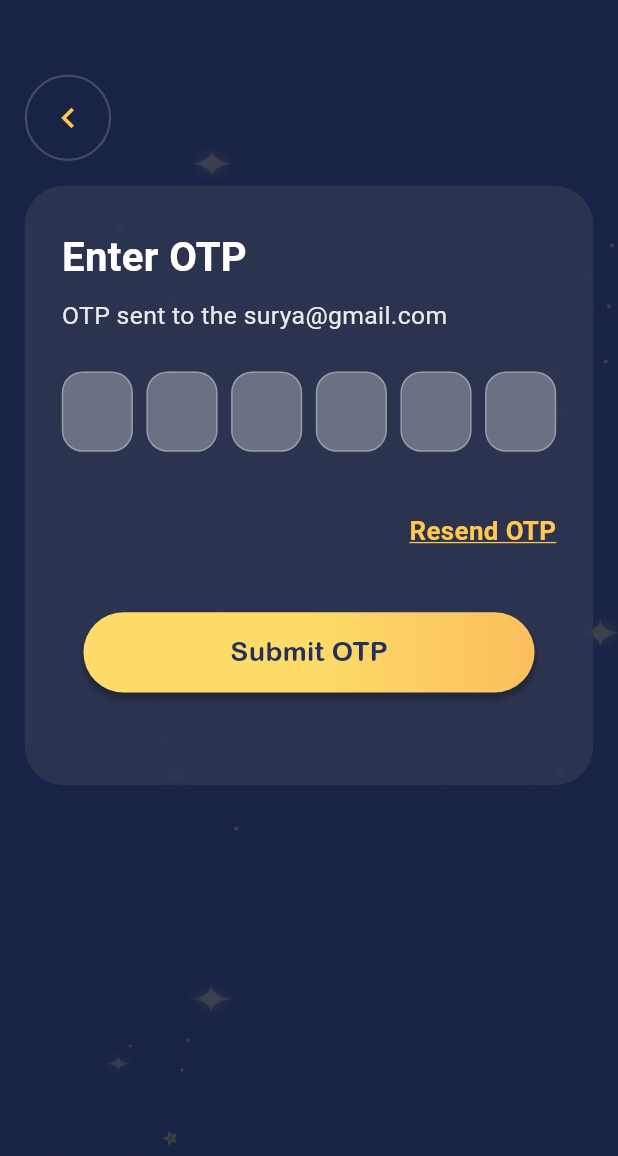
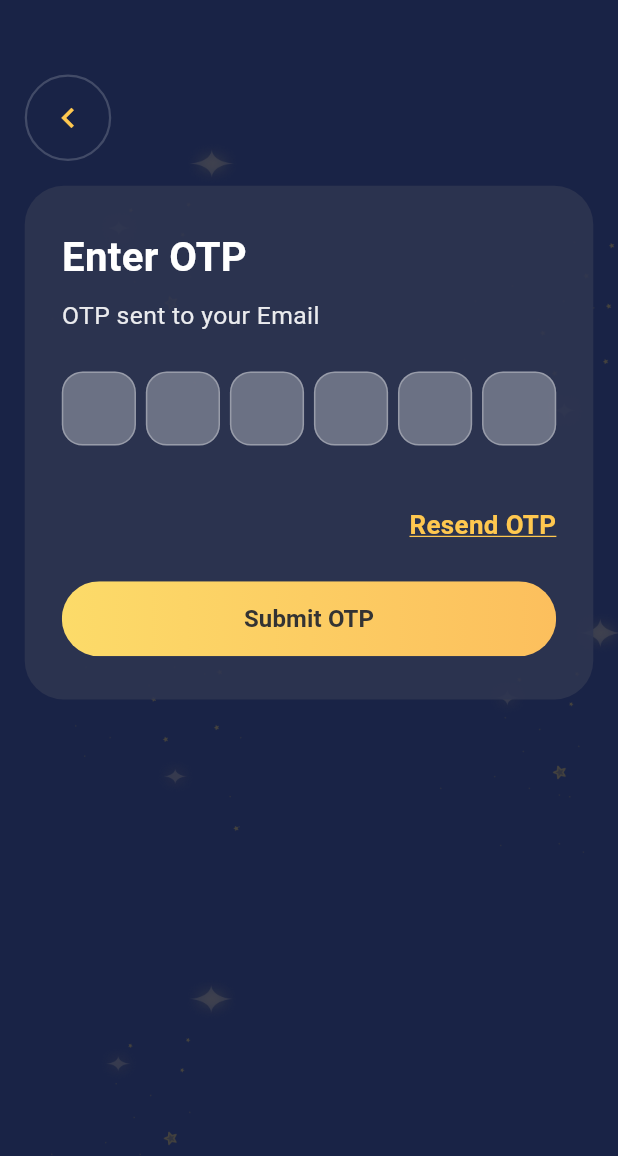
Before and after one commit to Vikranth1831/story_hug, a Flutter app: the OtpScreen screen opened by its route, on a phone screen of 412 x 824 dp, the part 80-1236 px from its top. Run offline on Flutter 3.47's test engine with Material 3 defaults, Android fonts, the phone set to English and light mode, and no system bars; drawn by our look-alikes of pin_code_fields; our stand-ins replace cached_network_image, connectivity_plus, dio, dotted_border, equatable, firebase_core and 13 more; missing offline and left inert: flutter_sound, razorpay_flutter; accounts and stored records are empty; Roboto replaces fonts that are missing (segeo); project files that could hold a hidden picture were left out.

Commit message:
committed by varun at office 27-11-2025 4:06 PM

```diff
--- a/lib/app_routes/app_pages.dart
+++ b/lib/app_routes/app_pages.dart
@@ -21,7 +21,7 @@ import '../pages/recording_voice/recording_voice.dart';
 import '../pages/recording_voice/save_voice.dart';
 import '../pages/recording_voice/start_recording_voice.dart';
 import '../pages/splash_screen.dart';
-import '../pages/verify_email.dart';
+import '../pages/Authentication/verify_email.dart';
 import 'app_routes.dart';
 
 class AppRoutes {
--- a/lib/app_routes/router.dart
+++ b/lib/app_routes/router.dart
@@ -23,7 +23,7 @@ import 'package:story_hug/pages/Section1/SubCategory.dart';
 import 'package:story_hug/pages/Section1/Home.dart';
 
 import 'package:story_hug/pages/splash_screen.dart';
-import 'package:story_hug/pages/verify_email.dart';
+import 'package:story_hug/pages/Authentication/verify_email.dart';
 import 'package:story_hug/pages/Section1/PlayStory.dart';
 import 'package:story_hug/pages/SubScription.dart';
 import 'package:story_hug/pages/favorites.dart';
@@ -51,9 +51,7 @@ final GoRouter appRouter = GoRouter(
         return buildSlideTransitionPage(LoginScreen(), state);
       },
     ),
-
     GoRoute(
-
       path: '/homepage',
       pageBuilder: (context, state) {
         return buildSlideTransitionPage(HomeScreen(), state);
--- a/lib/components/CustomAppButton.dart
+++ b/lib/components/CustomAppButton.dart
@@ -33,9 +33,9 @@ class CustomAppButton1 extends StatelessWidget {
   @override
   Widget build(BuildContext context) {
     final double buttonWidth = width ?? MediaQuery.of(context).size.width;
-    final double buttonHeight = height ?? 48;
-    final int borderRadius = radius ?? 24;
-    final Color textColor = textcolor ?? Colors.white;
+    final double buttonHeight = height ?? 50;
+    final int borderRadius = radius ?? 36;
+    final Color textColor = textcolor ?? Color(0xff333333);
 
     return SizedBox(
       width: buttonWidth,
@@ -67,7 +67,7 @@ class CustomAppButton1 extends StatelessWidget {
                     height: 24,
                     width: 24,
                     child: CircularProgressIndicator(
-                      color: Colors.white,
+                      color: Colors.black,
                       strokeWidth: 1.5,
                     ),
                   )
--- a/lib/components/create_now_button.dart
+++ b/lib/components/create_now_button.dart
@@ -1,10 +1,8 @@
 import 'package:flutter/material.dart';
 import 'package:story_hug/utils/media_query_helper.dart';
 class CreateNowButton extends StatelessWidget {
-
   final String text;
   const CreateNowButton({super.key,required this.text});
-
   @override
   Widget build(BuildContext context) {
     var w=SizeConfig.screenWidth;
--- a/lib/main.dart
+++ b/lib/main.dart
@@ -16,9 +16,7 @@ import 'controller/AudioController.dart';
 
 void main() async {
   WidgetsFlutterBinding.ensureInitialized();
-  Firebase.initializeApp();
   ApiClient.setupInterceptors();
-  // await NotificationService().init();
   Get.put(AudioController());
   await NotificationService().init();
   runApp(MyApp());
--- a/lib/pages/Authentication/choose_profile.dart
+++ b/lib/pages/Authentication/choose_profile.dart
@@ -230,10 +230,8 @@ class _ChooseProfileState extends State<ChooseProfile> {
                          AppSnackBar.show(context, "Please Select a Kid");
                           return;
                         }
-
                         final selectedChild = controller.childrenList[selectedIndex!].id;
                         final data = {"child_id": selectedChild};
-
                         selectcontroller.selectchild(data);
                       },
                       child: CreateNowButton(text: "Select"),
--- a/lib/pages/Authentication/otp-screen.dart
+++ b/lib/pages/Authentication/otp-screen.dart
@@ -1,6 +1,8 @@
 import 'package:flutter/material.dart';
 import 'package:get/get_core/src/get_main.dart';
 import 'package:get/get_instance/src/extension_instance.dart';
+import 'package:get/get_navigation/src/extension_navigation.dart';
+import 'package:get/get_state_manager/src/rx_flutter/rx_obx_widget.dart';
 import 'package:go_router/go_router.dart';
 import 'package:pin_code_fields/pin_code_fields.dart';
 import 'package:story_hug/components/create_now_button.dart';
@@ -9,6 +11,7 @@ import 'package:story_hug/controller/verify_otp_controller.dart';
 import 'package:story_hug/repositories/verify_otp_repository.dart';
 import 'package:story_hug/utils/media_query_helper.dart';
 
+import '../../components/CustomAppButton.dart';
 import '../../data/remote_data_source.dart';
 import '../../repositories/opt_sent_repository.dart';
 
@@ -78,7 +81,7 @@ class _OtpScreenState extends State<OtpScreen> {
                           Align(
                             alignment: Alignment.centerLeft,
                             child: GestureDetector(
-                              onTap: () => context.pop(),
+                              onTap: () => Get.back(),
                               child: Container(
                                 width: w * 0.14,
                                 height: w * 0.14,
@@ -129,7 +132,7 @@ class _OtpScreenState extends State<OtpScreen> {
 
                                 /// SUBTEXT
                                 Text(
-                                  "OTP sent to the surya@gmail.com",
+                                  "OTP sent to your Email",
                                   style: TextStyle(
                                     color: Colors.white.withOpacity(0.9),
                                     fontSize: w * 0.04,
@@ -141,23 +144,21 @@ class _OtpScreenState extends State<OtpScreen> {
                                 /// ⭐ PINCODE FIELDS (Same UI)
                                 PinCodeTextField(
                                   length: 6,
+                                  backgroundColor: Colors.transparent,
                                   appContext: context,
                                   keyboardType: TextInputType.number,
                                   cursorColor: Colors.white,
                                   autoDismissKeyboard: true,
                                   animationType: AnimationType.fade,
-
                                   textStyle: TextStyle(
                                     color: Colors.white,
                                     fontSize: w * 0.055,
                                   ),
-
                                   pinTheme: PinTheme(
                                     shape: PinCodeFieldShape.box,
                                     borderRadius: BorderRadius.circular(14),
-                                    fieldHeight: h * 0.065,
-                                    fieldWidth: w * 0.115,
-
+                                    fieldHeight: w * 0.12,
+                                    fieldWidth: w * 0.12,
                                     activeColor: Colors.white30,
                                     inactiveColor: Colors.white30,
                                     selectedColor: const Color(0xFFFFC84F),
@@ -216,10 +217,9 @@ class _OtpScreenState extends State<OtpScreen> {
                                 ),
 
                                 SizedBox(height: h * 0.03),
-
-                                /// SUBMIT BUTTON
-                                InkWell(
-                                  onTap: () {
+                                Obx(() {
+                                  return CustomAppButton1(
+                                    onPlusTap: () {
                                       if (otpValue.length != 6) {
                                         setState(() {
                                           errorMessage = "Please enter all 6 digits";
@@ -231,8 +231,10 @@ class _OtpScreenState extends State<OtpScreen> {
                                         "otp": otpValue,
                                       });
                                     },
-                                  child: const CreateNowButton(text: "Submit OTP"),
-                                ),
+                                    text: "Submit OTP",
+                                    isLoading: controller.isLoading.value,   // FIXED
+                                  );
+                                }),
                               ],
                             ),
                           ),
--- a/lib/pages/Passwordchange/passwordchange.dart
+++ b/lib/pages/Passwordchange/passwordchange.dart
@@ -2,6 +2,7 @@ import 'dart:ui';
 import 'package:flutter/material.dart';
 import 'package:get/get_core/src/get_main.dart';
 import 'package:get/get_instance/src/extension_instance.dart';
+import 'package:get/get_navigation/src/extension_navigation.dart';
 import 'package:go_router/go_router.dart';
 import 'package:story_hug/components/text_field.dart';
 import 'package:story_hug/controller/password_update_controller.dart';
@@ -35,7 +36,6 @@ class _PasswordchangeState extends State<Passwordchange> {
     return Scaffold(
       resizeToAvoidBottomInset: true,
       backgroundColor: Color(0xFF192346),
-
       body: SafeArea(
         top: false,
         child: SingleChildScrollView(
@@ -74,7 +74,7 @@ class _PasswordchangeState extends State<Passwordchange> {
                 InkWell(
                   onTap: ()
                   {
-                    context.pop();
+                    Get.back();
                   },
                   child: Padding(
                     padding: const EdgeInsets.only(left: 20),
--- a/lib/utils/color_constants.dart
+++ b/lib/utils/color_constants.dart
@@ -13,8 +13,7 @@ const Color borderColor = Color(0xffe2e8f0);
 
 const LinearGradient kCommonGradient = LinearGradient(
   colors: [
-    Color(0xFFA258F7), // Purple
-    Color(0xFF726CF7), // Bluish Purple
-    Color(0xFF4280F6), // Blue
+    Color(0xFFFCDB69),
+    Color(0xFFFCBF5D),
   ],
 );
```
Also changed, not shown: lib/controller/AuthController.dart (+5 -6 lines), lib/controller/sent_otp_controller.dart (+8 -10 lines), lib/pages/Authentication/login_screen.dart (+65 -47 lines), lib/pages/Authentication/verify_email.dart (+13 -32 lines), lib/pages/profile.dart (+35 -45 lines), lib/pages/splash_screen.dart (+5 -5 lines), lib/services/AuthService.dart (+3 -10 lines), pubspec.lock, 6 other files. Lines whose indentation alone changed are shown as unchanged.
